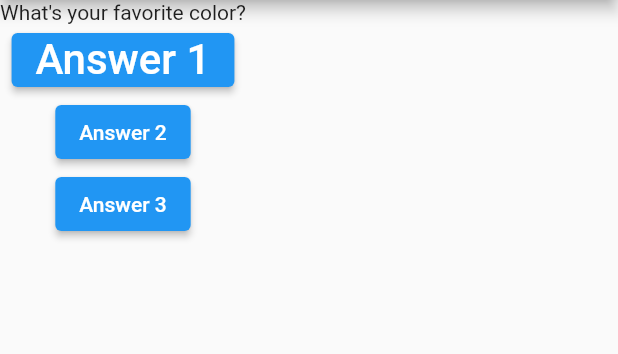
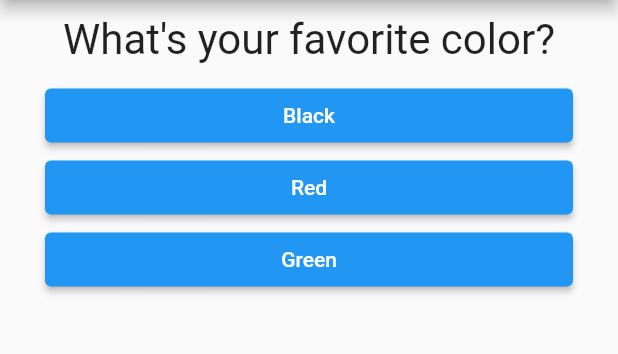
Before and after one commit to Jeremychau/udemy-flutter, a Flutter app: the screen it shows after launch, on a phone screen of 412 x 824 dp, the part 84-438 px from its top. Run offline on Flutter 3.47's test engine with Material 2 defaults, Android fonts, the phone set to English and light mode, and no system bars.

Commit message:
done basic flutter app

```diff
--- /dev/null
+++ b/lib/answer.dart
@@ -0,0 +1,20 @@
+import 'package:flutter/material.dart';
+
+class Answer extends StatelessWidget {
+  final VoidCallback selectHandler;
+  final String answerText;
+
+  Answer(this.selectHandler, this.answerText);
+
+  @override
+  Widget build(BuildContext context) {
+    return Container(
+      width: double.infinity,
+      padding: EdgeInsets.only(left: 30, right: 30),
+      child: ElevatedButton(
+        child: Text(answerText),
+        onPressed: selectHandler,
+      )
+    );
+  }
+}
--- a/lib/main.dart
+++ b/lib/main.dart
@@ -1,49 +1,73 @@
 import 'package:flutter/material.dart';
-import './question.dart';
+import './result.dart';
+import './quiz.dart';
 
 void main() => runApp(MyApp());
 
 class MyApp extends StatefulWidget {
   @override
   State<StatefulWidget> createState() {
-    // TODO: implement createState
     return _MyAppState();
   }
 }
 
 class _MyAppState extends State<MyApp> {
   var _questionIndex = 0;
+  var _totalScore = 0;
 
-  void _answerQuestion() {
+  void _resetQuiz() {
     setState(() {
-      _questionIndex++;
+      _questionIndex = 0;
+      _totalScore = 0;
     });
-    // print(_questionIndex);
+  }
+
+  final _questionsMap = const [
+    {
+      "questionText": "What's your favorite color?",
+      "answers": [
+        {"text": "Black", "score": 10},
+        {"text": "Red", "score": 5},
+        {"text": "Green", "score": 0}
+      ]
+    },
+    {
+      "questionText": "What's your favorite animal?",
+      "answers": [
+        {"text": "Cat", "score": 10},
+        {"text": "Elephant", "score": 5},
+        {"text": "Lion", "score": 0}
+      ]
+    },
+    {
+      "questionText": "What's your favorite instructor?",
+      "answers": [
+        {"text": "Max", "score": 10},
+        {"text": "Chorong", "score": 500},
+        {"text": "ChoBom", "score": 1000}
+      ]
+    }
+  ];
+
+  void _answerQuestion(int score) {
+    setState(() {
+      _questionIndex += 1;
+      _totalScore += score;
+    });
   }
 
   @override
   Widget build(BuildContext context) {
-    var questions = [
-      "What's your favorite color?",
-      "What's your favorite animarl?"
-    ];
     return MaterialApp(
       home: Scaffold(
-          appBar: AppBar(title: Text('My App')),
-          body: Column(
-            children: [
-              Text(questions[_questionIndex]),
-              ElevatedButton(
-                onPressed: _answerQuestion, child: Question('Answer 1')
-              ),
-              ElevatedButton(
-                onPressed: _answerQuestion, child: Text('Answer 2')
-              ),
-              ElevatedButton(
-                onPressed: _answerQuestion, child: Text('Answer 3')
-              )
-            ],
-          )),
-    );
+        appBar: AppBar(title: Text('My App')),
+        body: _questionIndex < _questionsMap.length
+          ? Quiz(
+              answerQuestion: _answerQuestion,
+              questionInex: _questionIndex,
+              questions: _questionsMap)
+          : Result(_totalScore, _resetQuiz)
+        )
+      );
   }
 }
--- a/lib/question.dart
+++ b/lib/question.dart
@@ -7,6 +7,14 @@ class Question extends StatelessWidget {
 
   @override
   Widget build(BuildContext context) {
-    return Text(questionText, style: TextStyle(fontSize: 28),);
+    return Container(
+      width: double.infinity,
+      margin: EdgeInsets.all(10),
+      child: Text(
+        questionText,
+        style: TextStyle(fontSize: 28),
+        textAlign: TextAlign.center,
+      )
+    );
   }
 }
--- /dev/null
+++ b/lib/quiz.dart
@@ -0,0 +1,28 @@
+import 'package:flutter/material.dart';
+
+import 'question.dart';
+import 'answer.dart';
+
+class Quiz extends StatelessWidget {
+  final List<Map<String, Object>> questions;
+  final int questionInex;
+  final Function answerQuestion;
+
+  Quiz({
+    @required this.questions,
+    @required this.answerQuestion,
+    @required this.questionInex
+  });
+
+  @override
+  Widget build(BuildContext context) {
+    return Column(
+      children: [
+        Question( questions[questionInex]['questionText'] as String ),
+        ...(questions[questionInex]['answers'] as List<Map<String, Object>>).map((item) {
+          return Answer(() => answerQuestion(item['score']), item['text'] as String);
+        }).toList()
+      ],
+    );
+  }
+}
--- /dev/null
+++ b/lib/result.dart
@@ -0,0 +1,28 @@
+import 'package:flutter/material.dart';
+
+class Result extends StatelessWidget {
+  final int resultScore;
+  final Function resetQuizHanlder;
+
+  Result(this.resultScore, this.resetQuizHanlder);
+
+  String get resultPhrase {
+    return (resultScore <= 500)? (resultScore > 1000)? 'You are awsome and innocent!' : 'Apink' : 'You did it!';
+  }
+
+  @override
+  Widget build(BuildContext context) {
+    return Center(
+      child: Column(
+        children: <Widget>[
+          Text(
+            resultPhrase,
+            style: TextStyle(fontSize: 36, fontWeight: FontWeight.bold),
+            textAlign: TextAlign.center,
+          ),
+          TextButton(child: Text('Restart Quiz!'), onPressed: resetQuizHanlder)
+        ],
+      )
+    );
+  }
+}
```
Also changed, not shown: 2 other files.
